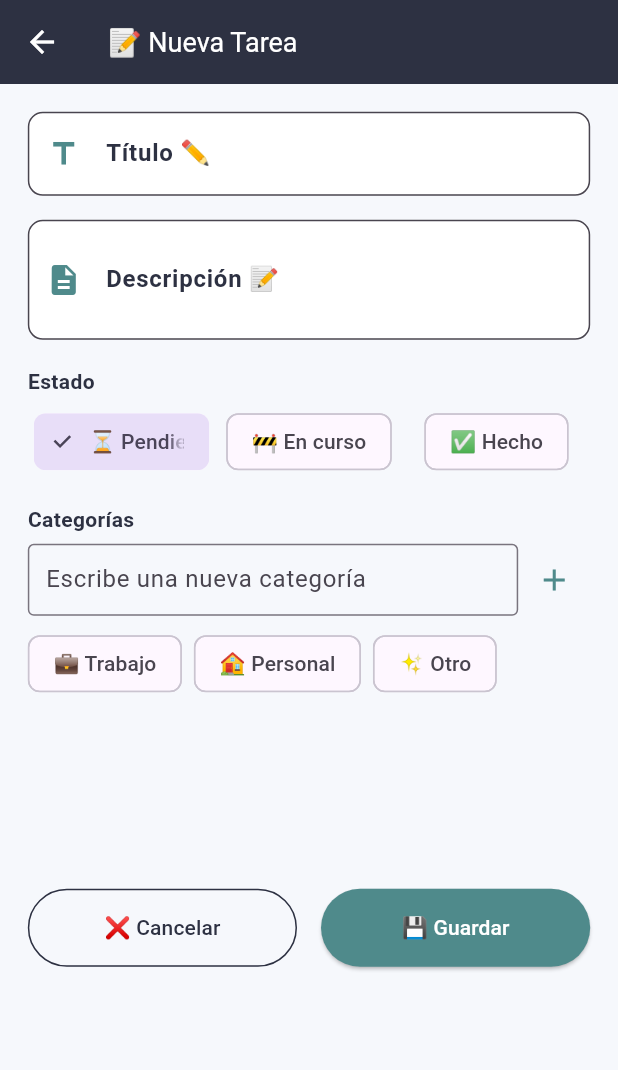
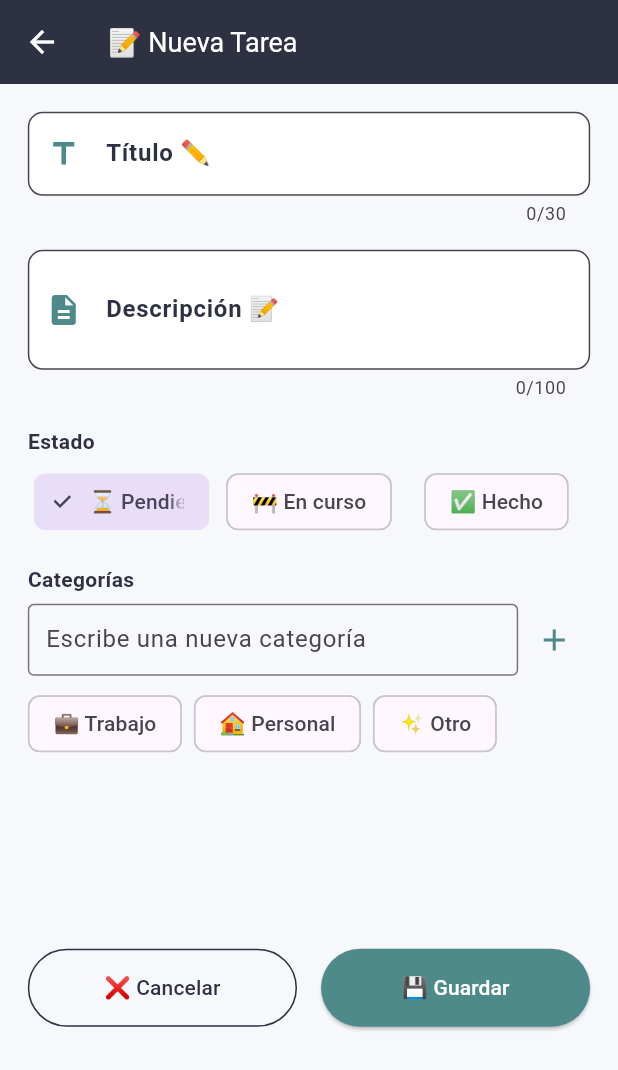
Before and after one commit to sebastianFS01/pruebaGestorTareas, a Flutter app: the TareaScreen screen opened by its route, on a phone screen of 412 x 824 dp. Shown: the top 1070 px of the screen. Run offline on Flutter 3.47's test engine with Material 3 defaults, Android fonts, the phone set to English and light mode, and no system bars; our stand-ins replace flutter_riverpod, isar, shared_preferences; accounts and stored records are empty; generated files the repository leaves out were written again.

Commit message:
Se agrego validaciones al crear y editar una tarea

```diff
--- a/lib/presentation/02-añadirTarea/widgets/tarea_form.dart
+++ b/lib/presentation/02-añadirTarea/widgets/tarea_form.dart
@@ -27,6 +27,7 @@ class TareaForm extends StatefulWidget {
 }
 
 class _TareaFormState extends State<TareaForm> {
+  final _formKey = GlobalKey<FormState>();
   late TextEditingController _tituloController;
   late TextEditingController _descripcionController;
   late TextEditingController _nuevaCategoriaController;
@@ -73,31 +74,48 @@ class _TareaFormState extends State<TareaForm> {
     final String btnGuardar = widget.isEdit
         ? '💾 Guardar cambios'
         : '💾 Guardar';
+
     final estados = ['⏳ Pendiente', '🚧 En curso', '✅ Hecho'];
     final categoriasPredef = ['💼 Trabajo', '🏠 Personal', '✨ Otro'];
 
-    return Column(
+    return Form(
+      key: _formKey,
+      child: Column(
         crossAxisAlignment: CrossAxisAlignment.start,
         children: [
           // Título
-        TextField(
+          TextFormField(
             controller: _tituloController,
+            maxLength: 30,
             decoration: InputDecoration(
               labelText: labelTitulo,
               labelStyle: const TextStyle(
                 fontWeight: FontWeight.bold,
                 color: Color(0xFF2D3142),
               ),
-            border: OutlineInputBorder(borderRadius: BorderRadius.circular(10)),
+              border: OutlineInputBorder(
+                borderRadius: BorderRadius.circular(10),
+              ),
               filled: true,
               fillColor: Colors.white,
               prefixIcon: const Icon(Icons.title, color: Color(0xFF4F8A8B)),
             ),
+            validator: (value) {
+              if (value == null || value.trim().isEmpty) {
+                return 'El título es obligatorio';
+              }
+              if (value.trim().length > 30) {
+                return 'Máximo 30 caracteres';
+              }
+              return null;
+            },
           ),
           const SizedBox(height: 16),
+
           // Descripción
-        TextField(
+          TextFormField(
             controller: _descripcionController,
+            maxLength: 100,
             maxLines: 2,
             decoration: InputDecoration(
               labelText: labelDescripcion,
@@ -105,13 +123,28 @@ class _TareaFormState extends State<TareaForm> {
                 fontWeight: FontWeight.bold,
                 color: Color(0xFF2D3142),
               ),
-            border: OutlineInputBorder(borderRadius: BorderRadius.circular(10)),
+              border: OutlineInputBorder(
+                borderRadius: BorderRadius.circular(10),
+              ),
               filled: true,
               fillColor: Colors.white,
-            prefixIcon: const Icon(Icons.description, color: Color(0xFF4F8A8B)),
+              prefixIcon: const Icon(
+                Icons.description,
+                color: Color(0xFF4F8A8B),
               ),
             ),
+            validator: (value) {
+              if (value == null || value.trim().isEmpty) {
+                return 'La descripción es obligatoria';
+              }
+              if (value.trim().length > 100) {
+                return 'Máximo 100 caracteres';
+              }
+              return null;
+            },
+          ),
           const SizedBox(height: 18),
+
           // Estado
           Text(
             labelEstado,
@@ -140,6 +173,7 @@ class _TareaFormState extends State<TareaForm> {
                 .toList(),
           ),
           const SizedBox(height: 18),
+
           // Categorías
           Text(
             labelCategoria,
@@ -149,6 +183,7 @@ class _TareaFormState extends State<TareaForm> {
             ),
           ),
           const SizedBox(height: 6),
+
           // Campo para añadir nueva categoría
           Row(
             children: [
@@ -180,6 +215,7 @@ class _TareaFormState extends State<TareaForm> {
             ],
           ),
           const SizedBox(height: 8),
+
           // Chips de categorías predefinidas
           Wrap(
             spacing: 8,
@@ -202,6 +238,7 @@ class _TareaFormState extends State<TareaForm> {
                 .toList(),
           ),
           const SizedBox(height: 8),
+
           // Lista de categorías personalizadas con opción de editar/eliminar
           if (_categorias.isNotEmpty)
             Column(
@@ -247,7 +284,8 @@ class _TareaFormState extends State<TareaForm> {
                                 if (_editCategoriaController.text
                                     .trim()
                                     .isNotEmpty) {
-                                _categorias[idx] = _editCategoriaController.text
+                                  _categorias[idx] = _editCategoriaController
+                                      .text
                                       .trim();
                                 }
                                 _editCategoriaIndex = null;
@@ -267,8 +305,9 @@ class _TareaFormState extends State<TareaForm> {
                           onPressed: () {
                             setState(() {
                               _categorias.removeAt(idx);
-                            if (_editCategoriaIndex == idx)
+                              if (_editCategoriaIndex == idx) {
                                 _editCategoriaIndex = null;
+                              }
                             });
                           },
                         ),
@@ -279,6 +318,8 @@ class _TareaFormState extends State<TareaForm> {
               ],
             ),
           const SizedBox(height: 18),
+
+          // Botones
           Center(
             child: Container(
               padding: const EdgeInsets.symmetric(vertical: 100, horizontal: 0),
@@ -288,7 +329,8 @@ class _TareaFormState extends State<TareaForm> {
                   Expanded(
                     child: OutlinedButton(
                       onPressed:
-                        widget.onCancelar ?? () => Navigator.of(context).pop(),
+                          widget.onCancelar ??
+                          () => Navigator.of(context).pop(),
                       style: OutlinedButton.styleFrom(
                         foregroundColor: const Color(0xFF2D3142),
                         side: const BorderSide(color: Color(0xFF2D3142)),
@@ -301,13 +343,19 @@ class _TareaFormState extends State<TareaForm> {
                   Expanded(
                     child: ElevatedButton(
                       onPressed: () {
+                        if (_formKey.currentState?.validate() ?? false) {
+                          if (_tituloController.text.trim().isEmpty ||
+                              _descripcionController.text.trim().isEmpty) {
+                            return;
+                          }
                           if (widget.onGuardar != null) {
                             widget.onGuardar!(
-                          _tituloController.text,
-                          _descripcionController.text,
+                              _tituloController.text.trim(),
+                              _descripcionController.text.trim(),
                               _estado,
                               _categorias,
                             );
+                          }
                         }
                       },
                       style: ElevatedButton.styleFrom(
@@ -324,6 +372,7 @@ class _TareaFormState extends State<TareaForm> {
           ),
           const SizedBox(height: 50),
         ],
+      ),
     );
   }
 }
```
Lines whose indentation alone changed are shown as unchanged.
